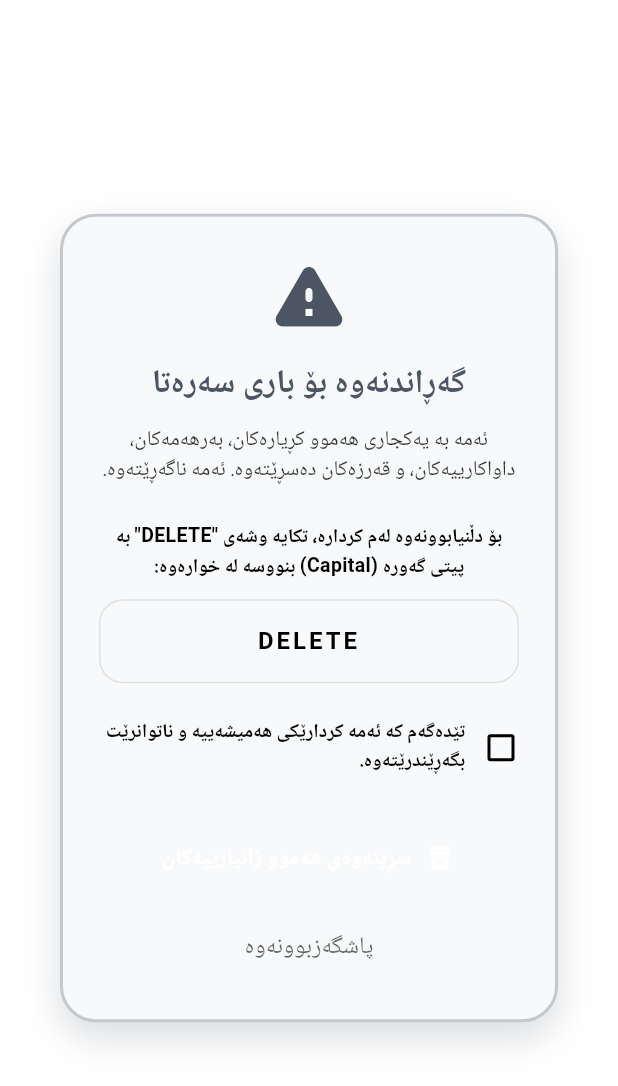
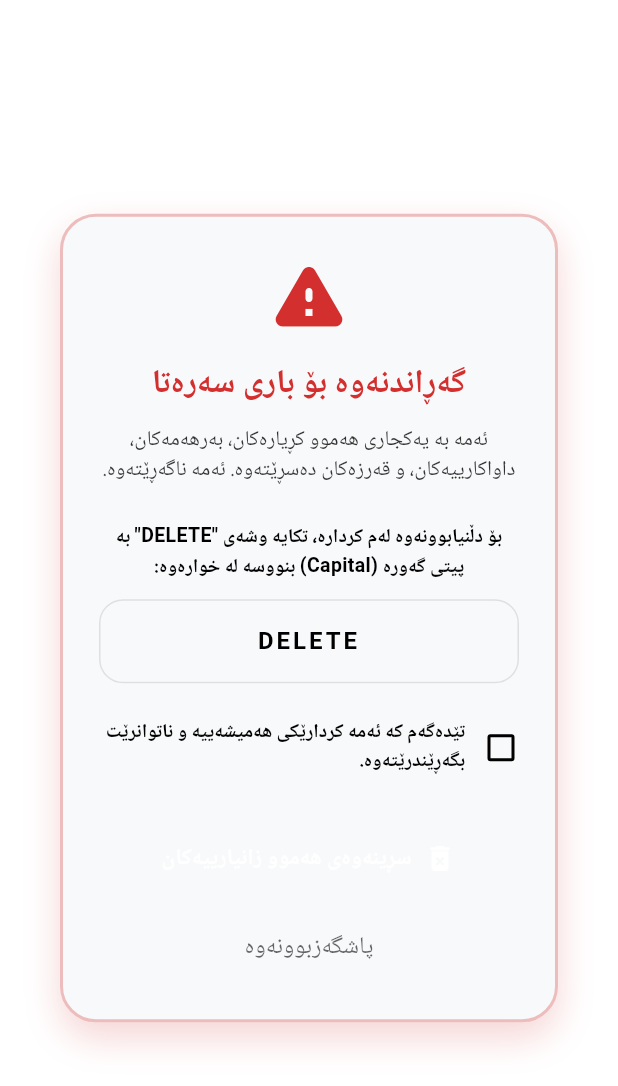
Before and after one commit to arsh-kh/ard_app_web, a Flutter app: the DataWipeDialog widget shown alone on an empty page, opened directly, on a phone screen of 412 x 824 dp. Shown: the top 1086 px of the screen. Run offline on Flutter 3.47's test engine with Material 3 defaults, Android fonts, the phone set to English and light mode, and no system bars; our stand-ins replace cached_network_image, cloud_firestore, connectivity_plus, csv, firebase_auth, firebase_core and 11 more; missing offline and left inert: flutter_html_to_pdf; accounts and stored records are empty; project files that could hold a hidden picture were left out.

Commit message:
style: use strong red warning color for data wipe dialog

```diff
--- a/lib/features/settings/data_wipe_dialog.dart
+++ b/lib/features/settings/data_wipe_dialog.dart
@@ -74,6 +74,7 @@ class _DataWipeDialogState extends ConsumerState<DataWipeDialog> {
   Widget build(BuildContext context) {
     final lang = ref.watch(localeProvider).languageCode;
     final theme = Theme.of(context);
+    const dangerColor = Color(0xFFD32F2F);
 
     return Dialog(
       backgroundColor: Colors.transparent,
@@ -84,12 +85,12 @@ class _DataWipeDialogState extends ConsumerState<DataWipeDialog> {
           color: Theme.of(context).colorScheme.surface,
           borderRadius: BorderRadius.circular(24),
           border: Border.all(
-            color: theme.colorScheme.error.withValues(alpha: 0.3),
+            color: dangerColor.withValues(alpha: 0.3),
             width: 2,
           ),
           boxShadow: [
             BoxShadow(
-              color: theme.colorScheme.error.withValues(alpha: 0.2),
+              color: dangerColor.withValues(alpha: 0.2),
               blurRadius: 20,
               offset: const Offset(0, 10),
             ),
@@ -99,19 +100,19 @@ class _DataWipeDialogState extends ConsumerState<DataWipeDialog> {
           mainAxisSize: MainAxisSize.min,
           crossAxisAlignment: CrossAxisAlignment.stretch,
           children: [
-            Icon(
+            const Icon(
               Icons.warning_rounded,
-              color: theme.colorScheme.error,
+              color: dangerColor,
               size: 56,
             ),
             const SizedBox(height: 16),
             Text(
               Tr.t('wipeAllDataTitle', lang),
               textAlign: TextAlign.center,
-              style: TextStyle(
+              style: const TextStyle(
                 fontSize: 22,
                 fontWeight: FontWeight.bold,
-                color: theme.colorScheme.error,
+                color: dangerColor,
               ),
             ),
             const SizedBox(height: 12),
@@ -171,7 +172,7 @@ class _DataWipeDialogState extends ConsumerState<DataWipeDialog> {
                   width: 24,
                   child: Checkbox(
                     value: _isUnderstood,
-                    activeColor: theme.colorScheme.error,
+                    activeColor: dangerColor,
                     onChanged: (val) {
                       setState(() => _isUnderstood = val ?? false);
                     },
@@ -211,7 +212,7 @@ class _DataWipeDialogState extends ConsumerState<DataWipeDialog> {
                     color:
                         _confirmController.text.trim() == 'DELETE' &&
                             _isUnderstood
-                        ? theme.colorScheme.error
+                        ? dangerColor
                         : theme.colorScheme.surfaceContainerHighest,
                   ),
                   const SizedBox(height: 12),
```
